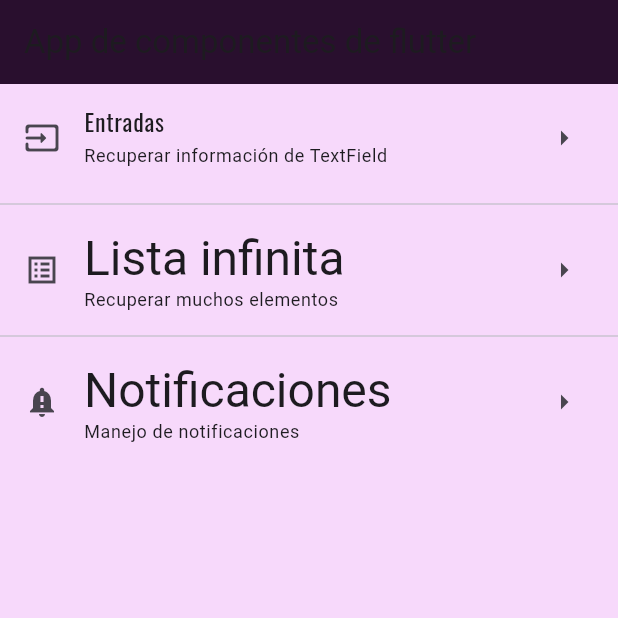
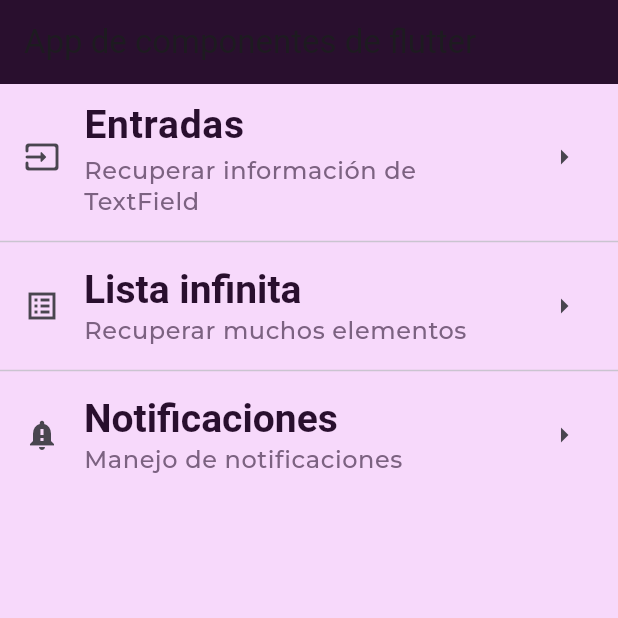
Before and after one commit to gnievap/componentes_flutter5a, a Flutter app: the screen it shows after launch, on a phone screen of 412 x 824 dp, the top half of it. Run offline on Flutter 3.47's test engine with Material 3 defaults, Android fonts, the phone set to English and light mode, and no system bars; our stand-ins replace google_fonts; Roboto replaces fonts that are missing (Acme, Sacramento).

Commit message:
Refactorizing and creation of AppTheme class

```diff
--- a/lib/main_app.dart
+++ b/lib/main_app.dart
@@ -1,6 +1,6 @@
 import 'package:flutter/material.dart';
-import 'package:google_fonts/google_fonts.dart';
-import 'package:practica3_5a24/home_screen.dart';
+import 'package:practica3_5a24/screens/home_screen.dart';
+import 'package:practica3_5a24/theme/app_theme.dart';
 
 class MainApp extends StatelessWidget {
   const MainApp({super.key});
@@ -10,24 +10,7 @@ class MainApp extends StatelessWidget {
     return MaterialApp(
       debugShowCheckedModeBanner: false,
       home: const HomeScreen(),
-      theme: ThemeData(
-        scaffoldBackgroundColor: const Color.fromARGB(255, 247, 217, 251),
-        appBarTheme: const AppBarTheme(color: Color.fromARGB(255, 41, 15, 46)),
-        textTheme: GoogleFonts.sacramentoTextTheme(Theme.of(context).textTheme),
-        //   textTheme: const TextTheme(
-        //     headlineLarge: TextStyle(
-        //       fontSize: 26.0,
-        //       fontWeight: FontWeight.bold,
-        //       color: Color.fromARGB(255, 107, 26, 124),
-        //     ),
-        //     bodySmall: TextStyle(
-        //       fontSize: 16.0,
-        //       fontWeight: FontWeight.w500,
-        //       color: Color.fromARGB(255, 124, 98, 129),
-        //     ),
-        //   ),
-        // ),
-      ),
+      theme: AppTheme.lightTheme,
     );
   }
 }
--- a/lib/home_screen.dart
+++ b/lib/screens/home_screen.dart
@@ -1,5 +1,5 @@
 import 'package:flutter/material.dart';
-import 'package:google_fonts/google_fonts.dart';
+import 'package:practica3_5a24/theme/app_theme.dart';
 
 class HomeScreen extends StatelessWidget {
   const HomeScreen({super.key});
@@ -15,7 +15,7 @@ class HomeScreen extends StatelessWidget {
           ListTile(
             title: Text(
               'Entradas',
-              style: GoogleFonts.getFont('Oswald'),
+              style: AppTheme.lightTheme.textTheme.headlineLarge,
               //style: Theme.of(context).textTheme.headlineLarge,
             ),
             subtitle: Text(
--- /dev/null
+++ b/lib/theme/app_theme.dart
@@ -0,0 +1,32 @@
+import 'package:flutter/material.dart';
+import 'package:google_fonts/google_fonts.dart';
+
+class AppTheme {
+  // Constante del color primario
+  static const primaryColor = Color.fromARGB(255, 41, 15, 46);
+  // Constante del color secundario
+  static const secondaryColor = Color.fromARGB(255, 124, 98, 129);
+  // Constante del color de fondo
+  static const backColor = Color.fromARGB(255, 247, 217, 251);
+
+  // Definición del tema de color y estilo de la app
+  static final ThemeData lightTheme = ThemeData.light().copyWith(
+    scaffoldBackgroundColor: backColor,
+    appBarTheme: const AppBarTheme(color: primaryColor),
+    textTheme: TextTheme(
+      // Títulos de primer nivel
+      headlineLarge: GoogleFonts.acme(
+        fontSize: 26.0,
+        fontWeight: FontWeight.bold,
+        color: primaryColor,
+      ),
+
+      // Fuente para textos muy pequeños
+      bodySmall: GoogleFonts.montserrat(
+        fontSize: 16.0,
+        fontWeight: FontWeight.w500,
+        color: secondaryColor,
+      ),
+    ),
+  );
+}
```
